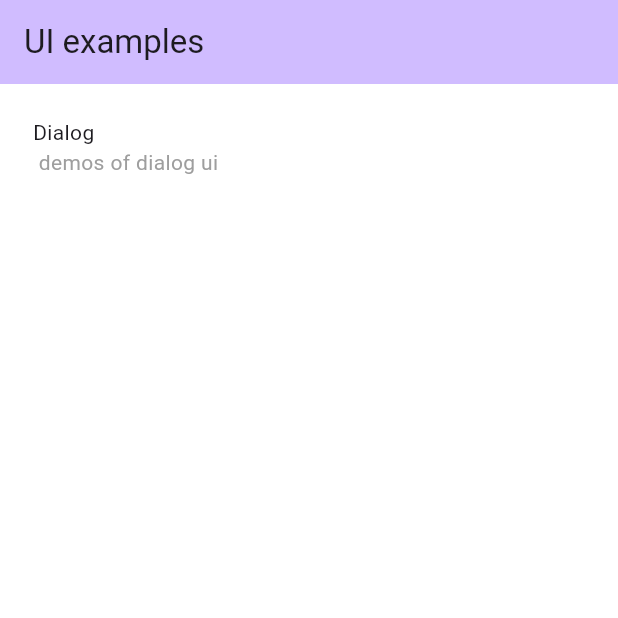
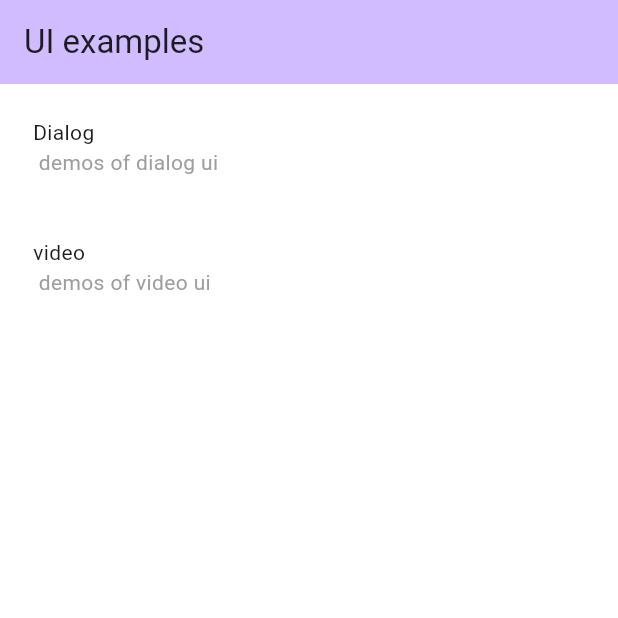
Before and after one commit to katafuchix/flutter_ui_examples, a Flutter app: the screen it shows after launch, on a phone screen of 412 x 824 dp, the top half of it. Run offline on Flutter 3.47's test engine with Material 3 defaults, Android fonts, the phone set to English and light mode, and no system bars; our stand-ins replace video_player; missing offline and left inert: ff_annotation_route_library.

Commit message:
video player example

```diff
--- a/lib/app.dart
+++ b/lib/app.dart
@@ -4,6 +4,8 @@ import 'my_navigator.dart';
 import 'main_page.dart';
 import 'dialog/dialog_menu_screen.dart';
 import 'dialog/dialog_alert_example_screen.dart';
+import 'video/video_menu_screen.dart';
+import 'video/video_player_example_screen.dart';
 
 class MyApp extends StatefulWidget {
   const MyApp();
@@ -52,6 +54,8 @@ class _MyAppState extends State<MyApp> {
       Routes.home: () => MainPage(),
       Routes.dialog_menu: () => DialogMenuScreen(),
       Routes.dialog_alert_example: () => DialogAlertExampleScreen(),
+      Routes.video_menu: () => VideoMenuScreen(),
+      Routes.video_player_example: () => VideoPlayerExampleScreen(),
     };
   }
 }
@@ -60,6 +64,8 @@ class Routes {
   static const String home = '/home';
   static const String dialog_menu = '/dialog_menu';
   static const String dialog_alert_example = '/dialog_alert_example';
+  static const String video_menu = '/video_menu';
+  static const String video_player_example = '/video_player_example';
 }
 
 
--- a/lib/main_page.dart
+++ b/lib/main_page.dart
@@ -2,10 +2,11 @@ import 'package:flutter/material.dart';
 import './example_route.dart';
 import './example_routes.dart' as example_routes;
 import 'package:ff_annotation_route_library/ff_annotation_route_library.dart';
-import 'dialog/dialog_menu_screen.dart';
 import '../my_navigator.dart';
 import '../components/snack_bar.dart';
 import 'app.dart';
+import 'dialog/dialog_menu_screen.dart';
+import 'video/video_menu_screen.dart';
 
 @FFRoute(
   name: 'fluttercandies://mainpage',
@@ -56,31 +57,35 @@ class MainPage extends StatelessWidget {
                       showInfoSnackBar(context, text: result.message);
                     }
                   },
-
-                  //showDataAlert(context);
-                  //showAlert(context);
-                  //Navigator.push(context, DialogMenuPage());
-                  /*
-                  Navigator.push(
-                    context,
-                    MaterialPageRoute(
-                      builder: (context) {
-                        return DialogMenuPage();
-                      },
-                    ),
-                  );
-                  */
-                  /*
-                  Navigator.pushNamed(
-                    context,
-                    Routes.fluttercandiesDemogrouppage,
-                    arguments: <String, dynamic>{
-                      'keyValue': routesGroup.entries.toList()[index],
-                    },
-                  );
-                  */
-                //},
               )
+            ),
+            Container(
+                margin: const EdgeInsets.all(20.0),
+                child: GestureDetector(
+                  behavior: HitTestBehavior.translucent,
+                  child: Column(
+                    crossAxisAlignment: CrossAxisAlignment.start,
+                    children: <Widget>[
+                      Text(
+                        'video',
+                        //style: TextStyle(inherit: false),
+                      ),
+                      Text(
+                        ' demos of video ui',
+                        //page.description,
+                        style: const TextStyle(color: Colors.grey),
+                      )
+                    ],
+                  ),
+                  onTap: () async {
+                    final result = await MyNavigator.pushNamed(
+                        context, Routes.video_menu,
+                        pageOpenType: PageOpenType.SLIDE);
+                    if (result is VideoMenuScreenResult) {
+                      showInfoSnackBar(context, text: result.message);
+                    }
+                  },
+                )
             )
           ],
         ),
--- a/pubspec.yaml
+++ b/pubspec.yaml
@@ -37,6 +37,7 @@ dependencies:
   cupertino_icons: ^1.0.6
   ff_annotation_route_library: ^3.0.0
   extended_text: ^13.0.0
+  video_player: ^2.8.6
 
 dev_dependencies:
   flutter_test:
@@ -64,6 +65,9 @@ flutter:
   # assets:
   #   - images/a_dot_burr.jpeg
   #   - images/a_dot_ham.jpeg
+  assets:
+    - "assets/images/"
+    - "assets/movies/"
 
   # An image asset can refer to one or more resolution-specific "variants", see
   # https://flutter.dev/assets-and-images/#resolution-aware
```
Also changed, not shown: lib/video/video_menu_screen.dart (added, +67 -0 lines), lib/video/video_player_example_screen.dart (added, +243 -0 lines), pubspec.lock, 7 other files.
